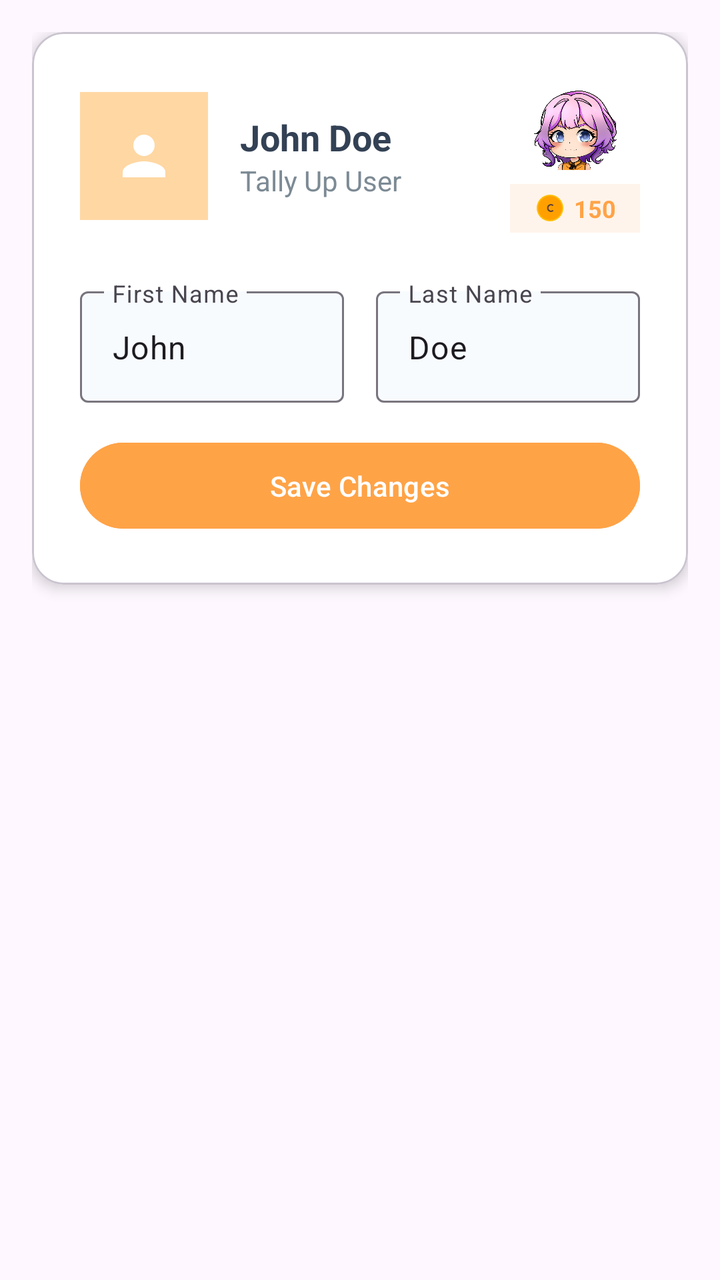
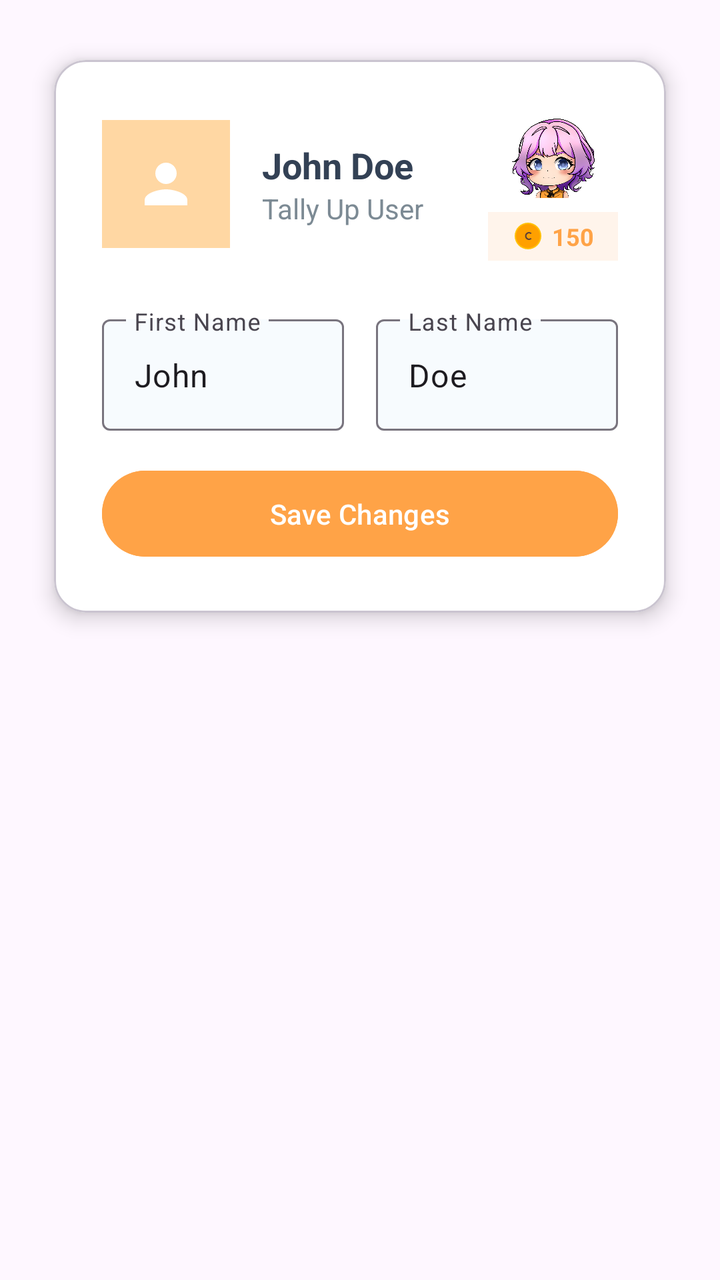

Before-and-after screenshots of an Android layout around one commit, followed by the original layout XML and the change that was made.
<!-- AndroidManifest.xml: application theme Theme.MyApplication -->
<!-- res/layout/fragment_profile_main.xml -->
<?xml version="1.0" encoding="utf-8"?>
<ScrollView xmlns:android="http://schemas.android.com/apk/res/android"
    xmlns:app="http://schemas.android.com/apk/res-auto"
    xmlns:tools="http://schemas.android.com/tools"
    android:layout_width="match_parent"
    android:layout_height="match_parent"
    android:padding="16dp">

    <com.google.android.material.card.MaterialCardView
        android:layout_width="match_parent"
        android:layout_height="wrap_content"
        app:cardCornerRadius="16dp"
        app:cardBackgroundColor="@color/card_background"
        app:cardElevation="4dp">

        <LinearLayout
            android:layout_width="match_parent"
            android:layout_height="wrap_content"
            android:orientation="vertical"
            android:padding="24dp">

            
            <LinearLayout
                android:layout_width="match_parent"
                android:layout_height="wrap_content"
                android:orientation="horizontal"
                android:gravity="center_vertical"
                android:layout_marginBottom="24dp">

                <ImageView
                    android:layout_width="64dp"
                    android:layout_height="64dp"
                    android:background="@color/accent_light"
                    android:contentDescription="@string/profile"
                    android:padding="16dp"
                    android:src="@drawable/ic_user"
                    app:cornerRadius="32dp"
                    app:tint="@color/accent_foreground"
                    tools:ignore="ImageContrastCheck" />

                <LinearLayout
                    android:layout_width="0dp"
                    android:layout_height="wrap_content"
                    android:layout_weight="1"
                    android:orientation="vertical"
                    android:layout_marginStart="16dp">

                    <TextView
                        android:id="@+id/user_name"
                        android:layout_width="wrap_content"
                        android:layout_height="wrap_content"
                        android:text="@string/john_doe"
                        android:textColor="@color/foreground"
                        android:textSize="18sp"
                        android:textStyle="bold" />

                    <TextView
                        android:layout_width="wrap_content"
                        android:layout_height="wrap_content"
                        android:text="@string/tally_up_user"
                        android:textColor="@color/muted_foreground"
                        android:textSize="14sp"
                        tools:ignore="TextContrastCheck" />

                </LinearLayout>

                <LinearLayout
                    android:layout_width="wrap_content"
                    android:layout_height="wrap_content"
                    android:orientation="vertical"
                    android:gravity="center">

                    <ImageView
                        android:id="@+id/character_display"
                        android:layout_width="48dp"
                        android:layout_height="48dp"
                        android:src="@drawable/character_female"
                        android:contentDescription="@string/character" />

                    <LinearLayout
                        android:layout_width="wrap_content"
                        android:layout_height="wrap_content"
                        android:orientation="horizontal"
                        android:gravity="center"
                        android:background="@color/accent_soft"
                        android:paddingHorizontal="12dp"
                        android:paddingVertical="4dp"
                        app:cornerRadius="12dp"
                        android:layout_marginTop="4dp">

                        <ImageView
                            android:layout_width="16dp"
                            android:layout_height="16dp"
                            android:contentDescription="@string/coins"
                            android:src="@drawable/ic_coin"
                            tools:ignore="ImageContrastCheck" />

                        <TextView
                            android:id="@+id/coins_count"
                            android:layout_width="wrap_content"
                            android:layout_height="wrap_content"
                            android:layout_marginStart="4dp"
                            android:text="@string/_150"
                            android:textColor="@color/accent"
                            android:textSize="12sp"
                            android:textStyle="bold"
                            tools:ignore="TextContrastCheck" />
                    </LinearLayout>

                </LinearLayout>
            </LinearLayout>

            
            <LinearLayout
                android:layout_width="match_parent"
                android:layout_height="wrap_content"
                android:orientation="vertical">

                <LinearLayout
                    android:layout_width="match_parent"
                    android:layout_height="wrap_content"
                    android:orientation="horizontal"
                    android:layout_marginBottom="16dp"
                    tools:ignore="DisableBaselineAlignment">

                    <com.google.android.material.textfield.TextInputLayout
                        android:layout_width="0dp"
                        android:layout_height="wrap_content"
                        android:layout_weight="1"
                        android:layout_marginEnd="8dp"
                        style="@style/Widget.Material3.TextInputLayout.OutlinedBox"
                        app:boxBackgroundColor="@color/background">

                        <com.google.android.material.textfield.TextInputEditText
                            android:id="@+id/first_name_input"
                            android:layout_width="match_parent"
                            android:layout_height="wrap_content"
                            android:hint="@string/first_name"
                            android:text="@string/john"
                            android:inputType="text"
                            tools:ignore="VisualLintTextFieldSize" />
                    </com.google.android.material.textfield.TextInputLayout>

                    <com.google.android.material.textfield.TextInputLayout
                        android:layout_width="0dp"
                        android:layout_height="wrap_content"
                        android:layout_weight="1"
                        android:layout_marginStart="8dp"
                        style="@style/Widget.Material3.TextInputLayout.OutlinedBox"
                        app:boxBackgroundColor="@color/background">

                        <com.google.android.material.textfield.TextInputEditText
                            android:id="@+id/last_name_input"
                            android:layout_width="match_parent"
                            android:layout_height="wrap_content"
                            android:hint="@string/last_name"
                            android:text="@string/doe"
                            android:inputType="text"
                            tools:ignore="VisualLintTextFieldSize" />
                    </com.google.android.material.textfield.TextInputLayout>
                </LinearLayout>

                <Button
                    android:id="@+id/save_profile_button"
                    android:layout_width="match_parent"
                    android:layout_height="wrap_content"
                    android:backgroundTint="@color/accent"
                    android:paddingVertical="12dp"
                    android:text="@string/save_changes"
                    android:textColor="@color/accent_foreground"
                    tools:ignore="TextContrastCheck,VisualLintButtonSize" />
            </LinearLayout>

        </LinearLayout>
    </com.google.android.material.card.MaterialCardView>
</ScrollView>
<!-- resources referenced by this layout -->
<resources>
  <color name="accent">#FFA347</color>
  <color name="accent_foreground">#FFFFFF</color>
  <color name="accent_light">#FFD7A3</color>
  <color name="accent_soft">#FFF4EB</color>
  <color name="background">#F7FBFE</color>
  <color name="card_background">#FFFFFF</color>
  <color name="foreground">#334155</color>
  <color name="muted_foreground">#7C8A94</color>
  <!-- drawable character_female: png bitmap (drawable, 747642 bytes) -->
  <!-- drawable ic_coin (drawable) -->
  <vector xmlns:android="http://schemas.android.com/apk/res/android"
      android:width="24dp"
      android:height="24dp"
      android:viewportWidth="24"
      android:viewportHeight="24">
  
      
      <path
          android:fillColor="#FFC107"
          android:pathData="M12,2A10,10 0,1 0,22 12A10,10 0,0 0,12 2Z" />
  
      
      <path
          android:fillColor="#FFA000"
          android:pathData="M12,3A9,9 0,1 0,21 12A9,9 0,0 0,12 3Z" />
  
      
      <path
          android:fillColor="#5D4037"
          android:pathData="M14.8 10C14.3 9.5 13.6 9 12.8 9C11.1 9 9.8 10.3 9.8 12C9.8 13.7 11.1 15 12.8 15C13.6 15 14.3 14.5 14.8 14L13.8 13.5C13.5 13.8 13.1 14 12.8 14C11.8 14 10.8 13 10.8 12C10.8 11 11.8 10 12.8 10C13.1 10 13.5 10.2 13.8 10.5L14.8 10Z" />
  </vector>
  <!-- drawable ic_user (drawable) -->
  <?xml version="1.0" encoding="utf-8"?>
  <vector xmlns:android="http://schemas.android.com/apk/res/android"
      android:width="24dp"
      android:height="24dp"
      android:viewportWidth="24"
      android:viewportHeight="24">
      <path
          android:fillColor="@color/foreground"
          android:pathData="M12,12c2.21,0 4,-1.79 4,-4s-1.79,-4 -4,-4 -4,1.79 -4,4 1.79,4 4,4zM12,14c-2.67,0 -8,1.34 -8,4v2h16v-2c0,-2.66 -5.33,-4 -8,-4z" />
  </vector>
  <string name="_150">150</string>
  <string name="character">Character</string>
  <string name="coins">Coins</string>
  <string name="doe">Doe</string>
  <string name="first_name">First Name</string>
  <string name="john">John</string>
  <string name="john_doe">John Doe</string>
  <string name="last_name">Last Name</string>
  <string name="profile">Profile</string>
  <string name="save_changes">Save Changes</string>
  <string name="tally_up_user">Tally Up User</string>
  <style name="Theme.MyApplication" parent="Base.Theme.MyApplication" />
  <style name="Base.Theme.MyApplication" parent="Theme.Material3.DayNight.NoActionBar">
          
          
      </style>
</resources>

<!-- the commit's change to res/layout/fragment_profile_main.xml (unified diff, before → after) -->
@@ -11,7 +11,9 @@
         android:layout_height="wrap_content"
         app:cardCornerRadius="16dp"
         app:cardBackgroundColor="@color/card_background"
-        app:cardElevation="4dp">
+        app:cardElevation="6dp"
+        app:cardUseCompatPadding="true"
+        app:cardPreventCornerOverlap="true">
 
         <LinearLayout
             android:layout_width="match_parent"
